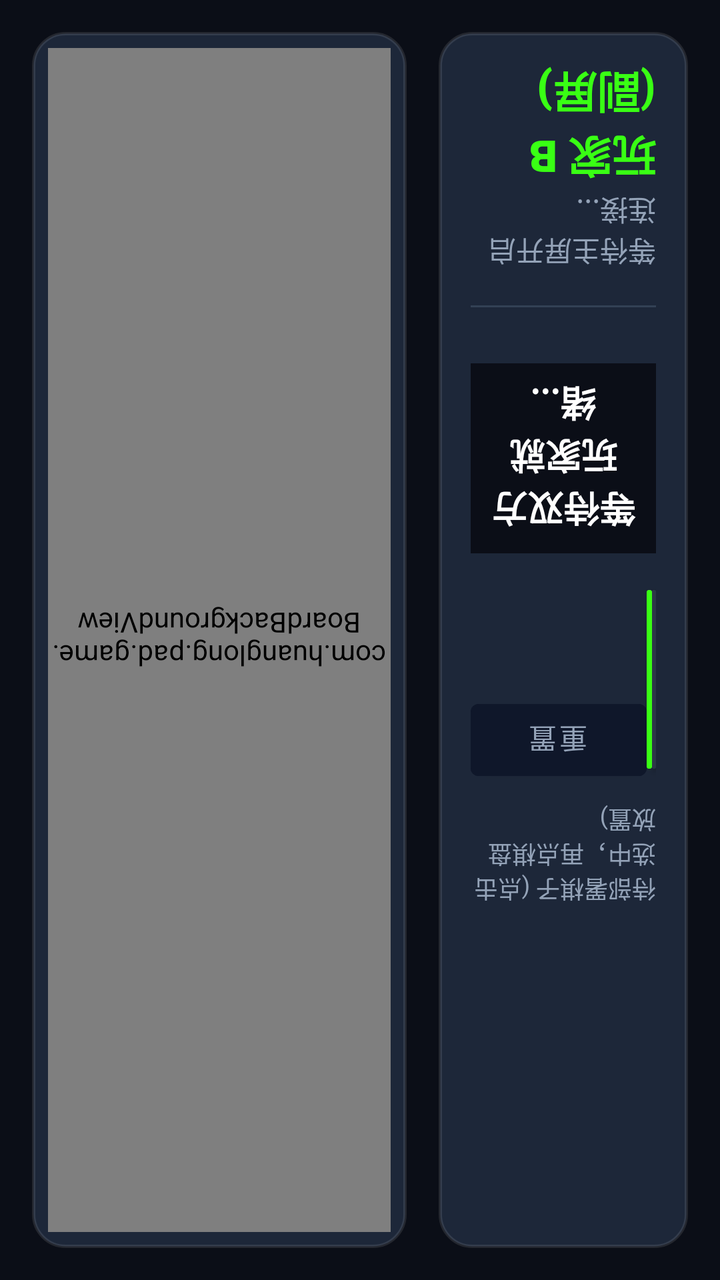
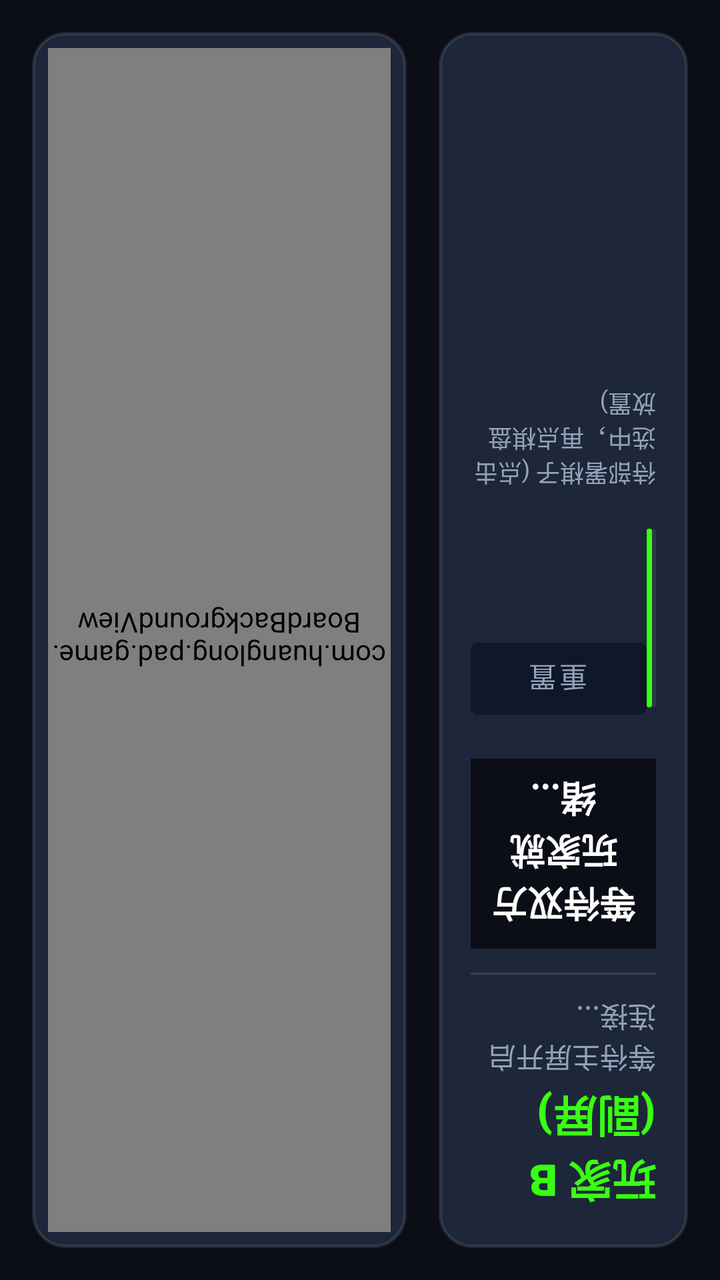

An Android layout rendered at two revisions. The XML below is the earlier revision; the diff shows what the commit changed to produce the second picture.
<!-- AndroidManifest.xml: application theme Theme.DoubleScreenChess -->
<!-- res/layout/presentation_game.xml -->
<?xml version="1.0" encoding="utf-8"?>
<FrameLayout xmlns:android="http://schemas.android.com/apk/res/android"
    android:layout_width="match_parent"
    android:layout_height="match_parent"
    android:background="@color/bg_dark">

    <LinearLayout
        android:layout_width="match_parent"
        android:layout_height="match_parent"
        android:orientation="horizontal"
        android:padding="16dp"
        android:rotation="180">

        
        <LinearLayout
            android:layout_width="0dp"
            android:layout_height="match_parent"
            android:layout_weight="1"
            android:orientation="vertical"
            android:background="@drawable/glass_panel_bg"
            android:padding="16dp"
            android:layout_marginEnd="16dp">

            
            <androidx.recyclerview.widget.RecyclerView
                android:id="@+id/rv_piece_tray"
                android:layout_width="match_parent"
                android:layout_height="0dp"
                android:layout_weight="1"
                android:scrollbars="vertical" />

            <TextView
                android:layout_width="wrap_content"
                android:layout_height="wrap_content"
                android:text="待部署棋子 (点击选中，再点棋盘放置)"
                android:textColor="@color/text_secondary"
                android:textSize="12sp"
                android:layout_marginTop="8dp"
                android:layout_marginBottom="8dp" />

            
            <LinearLayout
                android:layout_width="match_parent"
                android:layout_height="wrap_content"
                android:orientation="horizontal"
                android:layout_marginBottom="16dp">

                <Button
                    android:id="@+id/btn_auto_layout"
                    android:layout_width="0dp"
                    android:layout_height="wrap_content"
                    android:layout_weight="1"
                    android:text="@string/auto_layout_btn_text"
                    android:backgroundTint="@color/cell_railway"
                    android:textColor="@color/white" />

                <Button
                    android:id="@+id/btn_ready"
                    android:layout_width="0dp"
                    android:layout_height="wrap_content"
                    android:layout_weight="1.2"
                    android:text="@string/ready_btn_text"
                    android:backgroundTint="@color/color_b"
                    android:textColor="@color/black" />

                <Button
                    android:id="@+id/btn_reset"
                    android:layout_width="wrap_content"
                    android:layout_height="wrap_content"
                    android:text="@string/reset_btn_text"
                    android:backgroundTint="@color/cell_hq"
                    android:textColor="@color/text_secondary" />
            </LinearLayout>

            
            <TextView
                android:id="@+id/tv_turn_indicator"
                android:layout_width="match_parent"
                android:layout_height="wrap_content"
                android:text="等待双方玩家就绪..."
                android:textColor="@color/white"
                android:textSize="18sp"
                android:textStyle="bold"
                android:gravity="center"
                android:layout_marginBottom="16dp"
                android:padding="8dp"
                android:background="@color/bg_dark" />

            <View
                android:layout_width="match_parent"
                android:layout_height="1dp"
                android:layout_marginTop="12dp"
                android:layout_marginBottom="12dp"
                android:background="@color/border_color" />

            <TextView
                android:id="@+id/tv_status_text"
                android:layout_width="wrap_content"
                android:layout_height="wrap_content"
                android:layout_marginTop="4dp"
                android:text="等待主屏开启连接..."
                android:textColor="@color/text_secondary"
                android:textSize="14sp" />

            <TextView
                android:id="@+id/tv_role_title"
                android:layout_width="wrap_content"
                android:layout_height="wrap_content"
                android:text="@string/player_b_title"
                android:textColor="@color/color_b"
                android:textSize="22sp"
                android:fontFamily="sans-serif-black"
                android:textStyle="bold" />
        </LinearLayout>

        
        <FrameLayout
            android:layout_width="0dp"
            android:layout_height="match_parent"
            android:layout_weight="1.5"
            android:background="@drawable/glass_panel_bg"
            android:padding="8dp">

            <FrameLayout
                android:id="@+id/board_layout_wrapper"
                android:layout_width="match_parent"
                android:layout_height="match_parent"
                android:layout_gravity="center">

                
                <com.huanglong.pad.game.BoardBackgroundView
                    android:id="@+id/board_background_view"
                    android:layout_width="match_parent"
                    android:layout_height="match_parent" />

                
                <GridLayout
                    android:id="@+id/board_grid_layout"
                    android:layout_width="match_parent"
                    android:layout_height="match_parent"
                    android:rowCount="12"
                    android:columnCount="5"
                    android:orientation="horizontal" />
            </FrameLayout>
        </FrameLayout>
    </LinearLayout>

    
    <FrameLayout
        android:id="@+id/battle_overlay"
        android:layout_width="match_parent"
        android:layout_height="match_parent"
        android:background="#B3000000"
        android:clickable="true"
        android:rotation="180"
        android:visibility="gone">

        <LinearLayout
            android:id="@+id/battle_card"
            android:layout_width="320dp"
            android:layout_height="wrap_content"
            android:layout_gravity="center"
            android:orientation="vertical"
            android:background="@drawable/glass_panel_bg"
            android:padding="24dp"
            android:gravity="center">

            <TextView
                android:layout_width="wrap_content"
                android:layout_height="wrap_content"
                android:text="@string/battle_vs_title"
                android:textColor="@color/white"
                android:textSize="20sp"
                android:textStyle="bold"
                android:letterSpacing="1"
                android:layout_marginBottom="24dp" />

            <LinearLayout
                android:layout_width="match_parent"
                android:layout_height="120dp"
                android:orientation="horizontal"
                android:gravity="center"
                android:layout_marginBottom="24dp">

                <TextView
                    android:id="@+id/sub_fighter_self"
                    android:layout_width="80dp"
                    android:layout_height="match_parent"
                    android:gravity="center"
                    android:textSize="18sp"
                    android:textStyle="bold"
                    android:elevation="8dp" />

                <TextView
                    android:layout_width="wrap_content"
                    android:layout_height="wrap_content"
                    android:text="@string/vs_text"
                    android:textColor="@color/color_vs"
                    android:textSize="24sp"
                    android:textStyle="bold|italic"
                    android:layout_marginStart="20dp"
                    android:layout_marginEnd="20dp" />

                <TextView
                    android:id="@+id/sub_fighter_enemy"
                    android:layout_width="80dp"
                    android:layout_height="match_parent"
                    android:gravity="center"
                    android:textSize="18sp"
                    android:textStyle="bold"
                    android:elevation="8dp" />
            </LinearLayout>

            <TextView
                android:id="@+id/sub_battle_result_text"
                android:layout_width="match_parent"
                android:layout_height="wrap_content"
                android:gravity="center"
                android:text="正在进行战斗判定..."
                android:textColor="@color/text_primary"
                android:textSize="16sp"
                android:textStyle="bold"
                android:minLines="2" />
        </LinearLayout>
    </FrameLayout>
</FrameLayout>
<!-- resources referenced by this layout -->
<resources>
  <color name="bg_dark">#0B0E17</color>
  <color name="black">#000000</color>
  <color name="border_color">#334155</color>
  <color name="cell_hq">#0F172A</color>
  <color name="cell_railway">#2D3748</color>
  <color name="color_b">#39FF14</color>
  <color name="color_vs">#EF4444</color>
  <color name="text_primary">#F8FAFC</color>
  <color name="text_secondary">#94A3B8</color>
  <color name="white">#FFFFFF</color>
  <!-- drawable glass_panel_bg (drawable) -->
  <?xml version="1.0" encoding="utf-8"?>
  <shape xmlns:android="http://schemas.android.com/apk/res/android"
      android:shape="rectangle">
      
      <solid android:color="#F21E293B" />
      
      
      <stroke
          android:width="1.5dp"
          android:color="#1AFFFFFF" />
      
      
      <corners android:radius="16dp" />
  </shape>
  <string name="auto_layout_btn_text">一键布阵</string>
  <string name="battle_vs_title">战局裁决</string>
  <string name="player_b_title">玩家 B (副屏)</string>
  <string name="ready_btn_text">完成布阵</string>
  <string name="reset_btn_text">重置</string>
  <string name="vs_text">VS</string>
  <style name="Theme.DoubleScreenChess" parent="Theme.MaterialComponents.DayNight.NoActionBar">
          
          <item name="colorPrimary">@color/color_a</item>
          <item name="colorPrimaryVariant">@color/color_a_glow</item>
          <item name="colorOnPrimary">@color/black</item>
          
          <item name="colorSecondary">@color/color_b</item>
          <item name="colorSecondaryVariant">@color/color_b_glow</item>
          <item name="colorOnSecondary">@color/black</item>
          
          <item name="android:statusBarColor">@color/bg_dark</item>
          
          <item name="android:windowBackground">@color/bg_dark</item>
      </style>
  <color name="color_a">#00E5FF</color>
  <color name="color_a_glow">#6600E5FF</color>
  <color name="color_b_glow">#6639FF14</color>
</resources>

<!-- the commit's change to res/layout/presentation_game.xml (unified diff, before → after) -->
@@ -22,55 +22,31 @@
             android:layout_marginEnd="16dp">
 
             
-            <androidx.recyclerview.widget.RecyclerView
-                android:id="@+id/rv_piece_tray"
-                android:layout_width="match_parent"
-                android:layout_height="0dp"
-                android:layout_weight="1"
-                android:scrollbars="vertical" />
-
-            <TextView
-                android:layout_width="wrap_content"
-                android:layout_height="wrap_content"
-                android:text="待部署棋子 (点击选中，再点棋盘放置)"
+            <TextView
+                android:id="@+id/tv_role_title"
+                android:layout_width="wrap_content"
+                android:layout_height="wrap_content"
+                android:text="@string/player_b_title"
+                android:textColor="@color/color_b"
+                android:textSize="22sp"
+                android:fontFamily="sans-serif-black"
+                android:textStyle="bold" />
+
+            <TextView
+                android:id="@+id/tv_status_text"
+                android:layout_width="wrap_content"
+                android:layout_height="wrap_content"
+                android:layout_marginTop="4dp"
+                android:text="等待主屏开启连接..."
                 android:textColor="@color/text_secondary"
-                android:textSize="12sp"
-                android:layout_marginTop="8dp"
-                android:layout_marginBottom="8dp" />
-
-            
-            <LinearLayout
-                android:layout_width="match_parent"
-                android:layout_height="wrap_content"
-                android:orientation="horizontal"
-                android:layout_marginBottom="16dp">
-
-                <Button
-                    android:id="@+id/btn_auto_layout"
-                    android:layout_width="0dp"
-                    android:layout_height="wrap_content"
-                    android:layout_weight="1"
-                    android:text="@string/auto_layout_btn_text"
-                    android:backgroundTint="@color/cell_railway"
-                    android:textColor="@color/white" />
-
-                <Button
-                    android:id="@+id/btn_ready"
-                    android:layout_width="0dp"
-                    android:layout_height="wrap_content"
-                    android:layout_weight="1.2"
-                    android:text="@string/ready_btn_text"
-                    android:backgroundTint="@color/color_b"
-                    android:textColor="@color/black" />
-
-                <Button
-                    android:id="@+id/btn_reset"
-                    android:layout_width="wrap_content"
-                    android:layout_height="wrap_content"
-                    android:text="@string/reset_btn_text"
-                    android:backgroundTint="@color/cell_hq"
-                    android:textColor="@color/text_secondary" />
-            </LinearLayout>
+                android:textSize="14sp" />
+
+            <View
+                android:layout_width="match_parent"
+                android:layout_height="1dp"
+                android:layout_marginTop="12dp"
+                android:layout_marginBottom="12dp"
+                android:background="@color/border_color" />
 
             
             <TextView
@@ -86,31 +62,55 @@
                 android:padding="8dp"
                 android:background="@color/bg_dark" />
 
-            <View
-                android:layout_width="match_parent"
-                android:layout_height="1dp"
-                android:layout_marginTop="12dp"
-                android:layout_marginBottom="12dp"
-                android:background="@color/border_color" />
-
-            <TextView
-                android:id="@+id/tv_status_text"
-                android:layout_width="wrap_content"
-                android:layout_height="wrap_content"
-                android:layout_marginTop="4dp"
-                android:text="等待主屏开启连接..."
+            
+            <LinearLayout
+                android:layout_width="match_parent"
+                android:layout_height="wrap_content"
+                android:orientation="horizontal"
+                android:layout_marginBottom="16dp">
+
+                <Button
+                    android:id="@+id/btn_auto_layout"
+                    android:layout_width="0dp"
+                    android:layout_height="wrap_content"
+                    android:layout_weight="1"
+                    android:text="@string/auto_layout_btn_text"
+                    android:backgroundTint="@color/cell_railway"
+                    android:textColor="@color/white" />
+
+                <Button
+                    android:id="@+id/btn_ready"
+                    android:layout_width="0dp"
+                    android:layout_height="wrap_content"
+                    android:layout_weight="1.2"
+                    android:text="@string/ready_btn_text"
+                    android:backgroundTint="@color/color_b"
+                    android:textColor="@color/black" />
+
+                <Button
+                    android:id="@+id/btn_reset"
+                    android:layout_width="wrap_content"
+                    android:layout_height="wrap_content"
+                    android:text="@string/reset_btn_text"
+                    android:backgroundTint="@color/cell_hq"
+                    android:textColor="@color/text_secondary" />
+            </LinearLayout>
+
+            
+            <TextView
+                android:layout_width="wrap_content"
+                android:layout_height="wrap_content"
+                android:text="待部署棋子 (点击选中，再点棋盘放置)"
                 android:textColor="@color/text_secondary"
-                android:textSize="14sp" />
-
-            <TextView
-                android:id="@+id/tv_role_title"
-                android:layout_width="wrap_content"
-                android:layout_height="wrap_content"
-                android:text="@string/player_b_title"
-                android:textColor="@color/color_b"
-                android:textSize="22sp"
-                android:fontFamily="sans-serif-black"
-                android:textStyle="bold" />
+                android:textSize="12sp"
+                android:layout_marginBottom="8dp" />
+
+            <androidx.recyclerview.widget.RecyclerView
+                android:id="@+id/rv_piece_tray"
+                android:layout_width="match_parent"
+                android:layout_height="0dp"
+                android:layout_weight="1"
+                android:scrollbars="vertical" />
         </LinearLayout>
 
         
